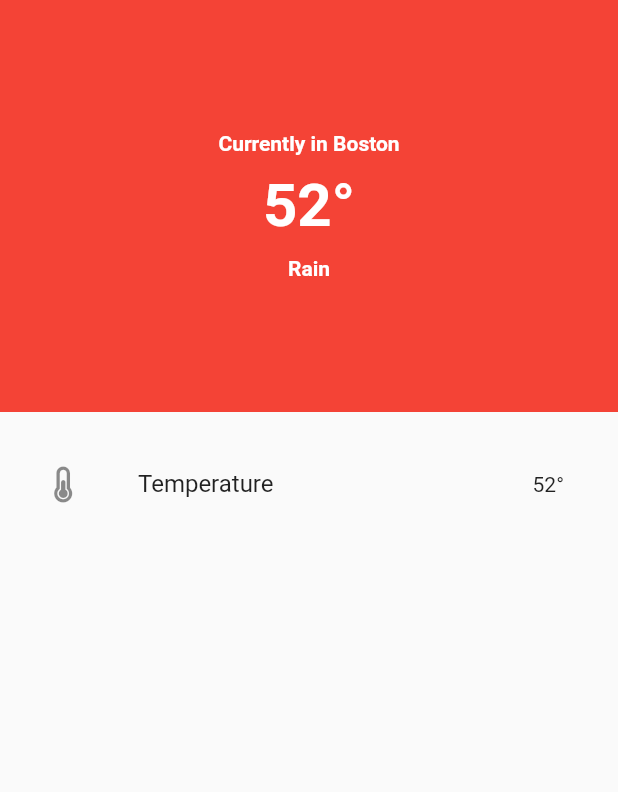
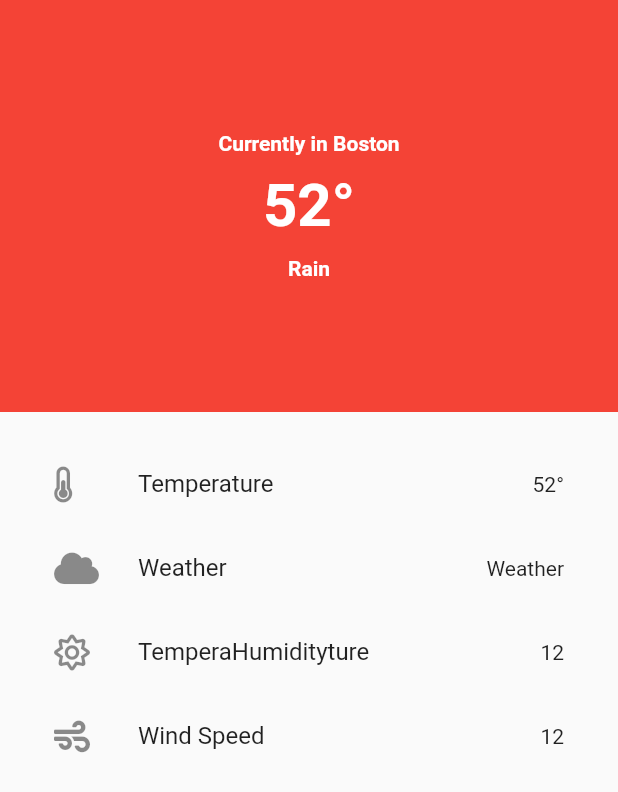
Before and after one commit to lakshayraturi/flutter-weather-app, a Flutter app: the screen it shows after launch, on a phone screen of 412 x 824 dp. Shown: the top 792 px of the screen. Run offline on Flutter 3.47's test engine with Material 2 defaults, Android fonts, the phone set to English and light mode, and no system bars; our stand-ins replace font_awesome_flutter.

Commit message:
Adding Weather Icons

```diff
--- a/lib/main.dart
+++ b/lib/main.dart
@@ -67,14 +67,30 @@ class _HomeState extends State<Home> {
           Expanded(
             child: Padding(
               padding: EdgeInsets.all(20),
-              child: ListView(children: const [
-                ListTile(
-                  leading: FaIcon(FontAwesomeIcons.thermometerHalf),
-                  title: Text('Temperature'),
-                  trailing: Text('52\u00B0'),
-
-                )
-              ]),
+              child: ListView(
+                children: const [
+                  ListTile(
+                    leading: FaIcon(FontAwesomeIcons.thermometerHalf),
+                    title: Text('Temperature'),
+                    trailing: Text('52\u00B0'),
+                  ),
+                  ListTile(
+                    leading: FaIcon(FontAwesomeIcons.cloud),
+                    title: Text('Weather'),
+                    trailing: Text('Weather'),
+                  ),
+                  ListTile(
+                    leading: FaIcon(FontAwesomeIcons.sun),
+                    title: Text('TemperaHumidityture'),
+                    trailing: Text('12'),
+                  ),
+                  ListTile(
+                    leading: FaIcon(FontAwesomeIcons.wind),
+                    title: Text('Wind Speed'),
+                    trailing: Text('12'),
+                  ),
+                ],
+              ),
             ),
           ),
         ],
```
